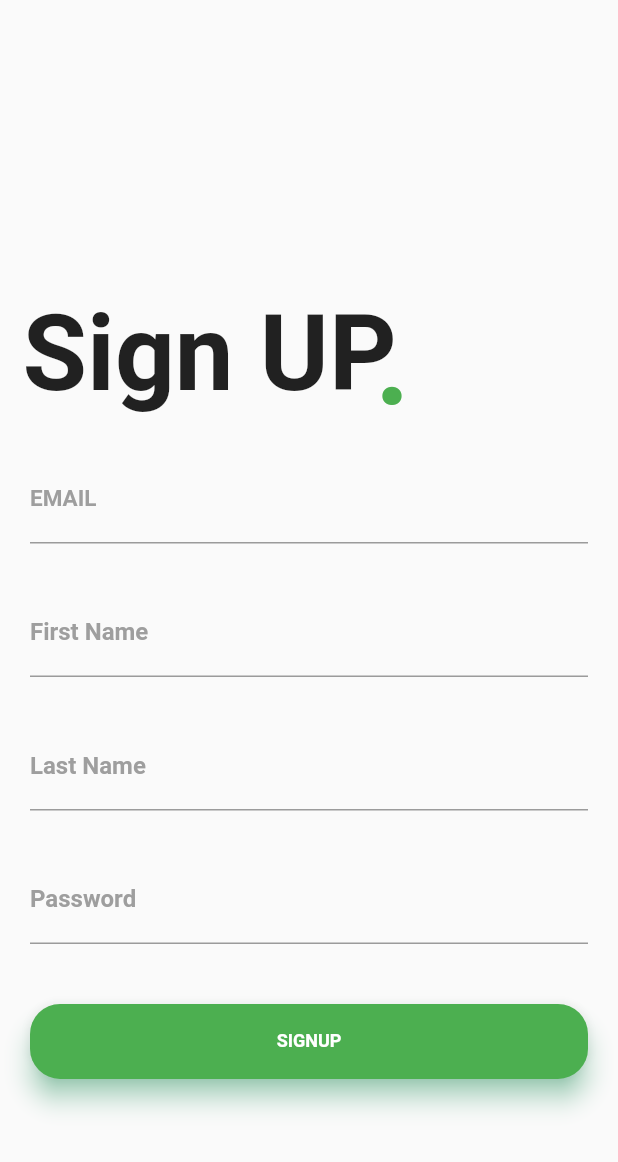
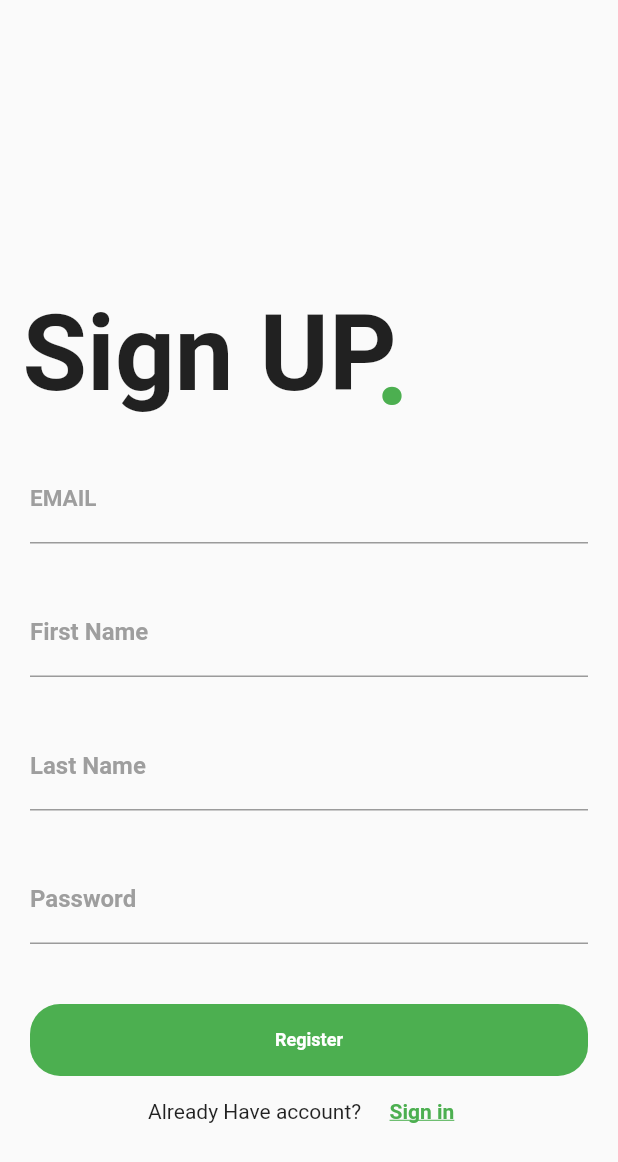
Before and after one commit to redakh7/Payit, a Flutter app: the SignupPage screen opened by its route, on a phone screen of 412 x 824 dp. Shown: the top 1162 px of the screen. Run offline on Flutter 3.47's test engine with Material 2 defaults, Android fonts, the phone set to English and light mode, and no system bars; our stand-ins replace bloc, dio, firebase_core, firebase_messaging, flutter_bloc, fluttertoast and 1 more; missing offline and left inert: drawerbehavior; accounts and stored records are empty; Roboto replaces fonts that are missing (Montserrat).

```diff
--- a/lib/cubit/app_cubit.dart
+++ b/lib/cubit/app_cubit.dart
@@ -16,8 +16,7 @@ class AppCubit extends Cubit<AppStates>{
 
   int currentIndex = 0;
   List<Widget> bottomScreens = [
-   const AccueilScreen(),
-   const TransferPage(),
+    AccueilScreen(),
    const SettingsPage(),
    const UserPage(),
   ];
--- a/lib/screens/home_page.dart
+++ b/lib/screens/home_page.dart
@@ -34,12 +34,6 @@ class HomePage extends StatelessWidget {
                   ),
 
 
-                  /// Likes
-                  SalomonBottomBarItem(
-                    icon: Icon(Icons.favorite_border),
-                    title: Text("Likes"),
-                    selectedColor: Colors.pink,
-                  ),
 
                   /// Search
                   SalomonBottomBarItem(
--- a/lib/screens/signup_page.dart
+++ b/lib/screens/signup_page.dart
@@ -3,8 +3,8 @@ import 'package:flutter_bloc/flutter_bloc.dart';
 import 'package:m_wallet_hps/cubit/app_cubit.dart';
 import 'package:m_wallet_hps/cubit/app_states.dart';
 import 'package:m_wallet_hps/screens/login_page.dart';
+import 'package:m_wallet_hps/shared/buttons.dart';
 import 'package:m_wallet_hps/shared/component.dart';
-
 
 class SignupPage extends StatelessWidget {
   final _formkey = GlobalKey<FormState>();
@@ -13,31 +13,27 @@ class SignupPage extends StatelessWidget {
   var firstnameController = TextEditingController();
   var lastnameController = TextEditingController();
 
-
   SignupPage({Key? key}) : super(key: key);
 
   @override
   Widget build(BuildContext context) {
-    return BlocConsumer<AppCubit,AppStates>(
-        listener: (context,state){
-          if(state is AppSigninSuccessStates)
-          {
+    return BlocConsumer<AppCubit, AppStates>(
+      listener: (context, state) {
+        if (state is AppSigninSuccessStates) {
           showToast(message: "registrated");
           navigateAndFinish(context, const LoginPage());
-
-          }
-          else  if(state is AppLoginErrorStates) {
+        } else if (state is AppLoginErrorStates) {
           showToast(message: state.error);
         }
       },
-        builder: (context,state)
-        => Material(
-          child: SingleChildScrollView(
+      builder: (context, state) => Scaffold(
+        body: SingleChildScrollView(
+
           child: Form(
             key: _formkey,
-              child: Column(
-                  crossAxisAlignment: CrossAxisAlignment.start,
-                  children: <Widget>[
+            child:
+                Column(crossAxisAlignment: CrossAxisAlignment.start, children: <
+                    Widget>[
               Container(
                 child: Stack(
                   children: <Widget>[
@@ -63,8 +59,7 @@ class SignupPage extends StatelessWidget {
                 ),
               ),
               Container(
-                        padding:
-                        EdgeInsets.only(top: 15.0, left: 20.0, right: 20.0),
+                  padding: EdgeInsets.only(top: 15.0, left: 20.0, right: 20.0),
                   child: Column(
                     children: <Widget>[
                       TextFormField(
@@ -101,11 +96,10 @@ class SignupPage extends StatelessWidget {
                             focusedBorder: UnderlineInputBorder(
                                 borderSide: BorderSide(color: Colors.green))),
                       ),
-                          const  SizedBox(height: 30.0),
+                      const SizedBox(height: 30.0),
                       TextFormField(
                         validator: (value) {
-                                if(value!.isEmpty)
-                                {
+                          if (value!.isEmpty) {
                             return "the last name must not be empty";
                           }
                         },
@@ -120,16 +114,14 @@ class SignupPage extends StatelessWidget {
                                 borderSide: BorderSide(color: Colors.green))),
                       ),
                       const SizedBox(height: 30.0),
-
                       TextFormField(
                         validator: (value) {
-                                if(value!.isEmpty)
-                                {
+                          if (value!.isEmpty) {
                             return "the password must not be empty";
                           }
                         },
                         controller: passwordController,
-                              decoration:const  InputDecoration(
+                        decoration: const InputDecoration(
                             labelText: 'Password  ',
                             labelStyle: TextStyle(
                                 fontFamily: 'Montserrat',
@@ -139,19 +131,17 @@ class SignupPage extends StatelessWidget {
                                 borderSide: BorderSide(color: Colors.green))),
                         obscureText: true,
                       ),
-                          const   SizedBox(
+                      const SizedBox(
                         height: 40.0,
                       ),
                       Container(
-                              height: 50.0,
-                              child: Material(
-                                borderRadius: BorderRadius.circular(20.0),
-                                shadowColor: Colors.greenAccent,
+
+                        decoration: BoxDecoration(
                           color: Colors.green,
-                                elevation: 7.0,
-                                child: Center(
-                                    child: TextButton(
-                                      onPressed: () {
+                          borderRadius: BorderRadius.circular(20),
+                        ),
+                        child: loginButton(buttonText: "Register", function:
+                            () {
                           if (_formkey.currentState!.validate()) {
                             AppCubit.get(context).userSignUp(
                                 email: emailController.text,
@@ -159,22 +149,31 @@ class SignupPage extends StatelessWidget {
                                 firstName: firstnameController.text,
                                 lastName: lastnameController.text);
                           }
-
-                                        print("hihih");
+                        },),
+                        ),
+                      Row(
+                        mainAxisAlignment: MainAxisAlignment.center,
+                        children: [
+                        const Text(
+                          'Already Have account? ',
+                          style: TextStyle(fontFamily: 'Montserrat'),
+                        ),
+                        const SizedBox(width: 5.0),
+                        TextButton(
+                          onPressed: () {
+                            Navigator.of(context).pushNamed('/login');
                           },
-
-                                      child: const Text('SIGNUP',
+                          child: const Text(
+                            'Sign in',
                             style: TextStyle(
-                                          color: Colors.white,
+                                color: Colors.green,
                                 fontFamily: 'Montserrat',
                                 fontWeight: FontWeight.bold,
-                                          fontSize: 12.0,
-                                        ),),
+                                decoration: TextDecoration.underline),
+                          ),
+                        )
+                      ],)
 
-                                    )
-                                ),
-                              ),
-                            ),
                     ],
                   )),
             ]),
@@ -182,6 +181,5 @@ class SignupPage extends StatelessWidget {
         ),
       ),
     );
-
   }
 }
--- a/lib/shared/buttons.dart
+++ b/lib/shared/buttons.dart
@@ -8,6 +8,7 @@ Widget defaultHomeButton(
         required AssetImage buttonImage,
         required VoidCallback function}) =>
     InkWell(
+
       borderRadius: const BorderRadius.all(Radius.circular(25.0)),
       onTap: function,
       child: Ink(
@@ -38,3 +39,27 @@ Widget defaultHomeButton(
         ),
       ),
     );
+
+
+Widget loginButton(
+{
+  required String buttonText,
+  required function,
+}
+    )=>MaterialButton(
+  shape: RoundedRectangleBorder(
+    borderRadius: BorderRadius.circular(20),
+  ),
+
+  onPressed: function,
+  child:  Center(
+      child: Text(
+        buttonText,
+        style:const  TextStyle(
+          color: Colors.white,
+          fontFamily: 'Montserrat',
+          fontWeight: FontWeight.bold,
+          fontSize: 12.0,
+        ),
+      )),
+);
--- a/pubspec.yaml
+++ b/pubspec.yaml
@@ -44,6 +44,8 @@ dependencies:
   firebase_messaging: ^11.4.0
   flutter_slider_drawer: ^2.1.1
   drawerbehavior: ^2.2.2
+  flutterfire_cli: ^0.2.2+2
+  firebase_core: ^1.17.0
 
 dev_dependencies:
   flutter_test:
@@ -74,8 +76,7 @@ flutter:
     - images/transferrrt.png
     - images/mastercard.png
     - images/wallet.png
-    - images/hps.jpg
-
+    - images/logout.png
   # An image asset can refer to one or more resolution-specific "variants", see
   # https://flutter.dev/assets-and-images/#resolution-aware.
 
```
Also changed, not shown: lib/main.dart (+8 -3 lines), lib/screens/accueilScreen.dart (+5 -3 lines), lib/screens/login_page.dart (+7 -25 lines), lib/screens/user_page.dart (+13 -1 lines), images/logout.png (added), pubspec.lock, 1 other file. Lines whose indentation alone changed are shown as unchanged.
